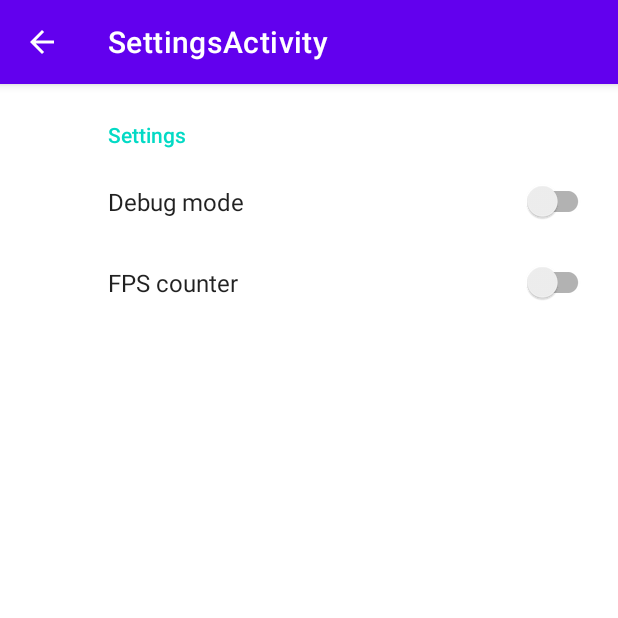
After one commit to matiashaapasalmi/traffic_signs, an Android app: the SettingsActivity screen opened directly, with no data from a screen before it, on a phone screen of 412 x 824 dp, the top half of it. The commit adds this screen. Run offline under Robolectric (Android 15) with nearby library versions, the phone set to English and light mode, and no system bars; our stand-ins replace androidx.preference.

Commit message:
Settings menu implemented

```diff
--- a/app/build.gradle
+++ b/app/build.gradle
@@ -39,6 +39,7 @@ dependencies {
     implementation project(path: ':OpenCV')
     implementation 'org.tensorflow:tensorflow-lite-support:0.1.0'
     implementation 'org.tensorflow:tensorflow-lite-metadata:0.1.0'
+    implementation 'androidx.preference:preference:1.1.1'
     testImplementation 'junit:junit:4.13.2'
     androidTestImplementation 'androidx.test.ext:junit:1.1.3'
     androidTestImplementation 'androidx.test.espresso:espresso-core:3.4.0'
--- /dev/null
+++ b/app/src/main/java/com/example/seetrafficsignsopencv/SettingsActivity.java
@@ -0,0 +1,52 @@
+package com.example.seetrafficsignsopencv;
+
+import android.content.Intent;
+import android.os.Bundle;
+import android.view.MenuItem;
+import android.view.View;
+
+import androidx.appcompat.app.ActionBar;
+import androidx.appcompat.app.AppCompatActivity;
+import androidx.core.app.NavUtils;
+import androidx.preference.PreferenceFragmentCompat;
+
+public class SettingsActivity extends AppCompatActivity {
+
+    @Override
+    protected void onCreate(Bundle savedInstanceState) {
+        super.onCreate(savedInstanceState);
+        setContentView(R.layout.settings_activity);
+        if (savedInstanceState == null) {
+            getSupportFragmentManager()
+                    .beginTransaction()
+                    .replace(R.id.settings, new SettingsFragment())
+                    .commit();
+        }
+        ActionBar actionBar = getSupportActionBar();
+        if (actionBar != null) {
+            actionBar.setDisplayHomeAsUpEnabled(true);
+        }
+
+
+    }
+
+
+    @Override
+    public boolean onOptionsItemSelected(MenuItem item) {
+        switch (item.getItemId()) {
+            case android.R.id.home:
+                NavUtils.navigateUpFromSameTask(this);
+                return true;
+            default:
+                return super.onOptionsItemSelected(item);
+        }
+    }
+
+
+    public static class SettingsFragment extends PreferenceFragmentCompat {
+        @Override
+        public void onCreatePreferences(Bundle savedInstanceState, String rootKey) {
+            setPreferencesFromResource(R.xml.root_preferences, rootKey);
+        }
+    }
+}
--- /dev/null
+++ b/app/src/main/res/layout/settings_activity.xml
@@ -0,0 +1,9 @@
+<LinearLayout xmlns:android="http://schemas.android.com/apk/res/android"
+    android:layout_width="match_parent"
+    android:layout_height="match_parent">
+
+    <FrameLayout
+        android:id="@+id/settings"
+        android:layout_width="match_parent"
+        android:layout_height="match_parent" />
+</LinearLayout>
--- /dev/null
+++ b/app/src/main/res/xml/root_preferences.xml
@@ -0,0 +1,18 @@
+<PreferenceScreen xmlns:app="http://schemas.android.com/apk/res-auto">
+
+    <PreferenceCategory app:title="Settings">
+
+        <SwitchPreferenceCompat
+            app:key="debug_mode"
+            app:title="Debug mode"
+            app:defaultValue="false"/>
+        <SwitchPreferenceCompat
+            app:key="fps_counter"
+            app:title="FPS counter"
+            app:defaultValue="false"/>
+
+    </PreferenceCategory>
+
+
+
+</PreferenceScreen>
```
Also changed, not shown: app/src/main/AndroidManifest.xml (+22 -5 lines), app/src/main/java/com/example/seetrafficsignsopencv/MainActivity.java (+15 -3 lines), app/src/main/res/values/arrays.xml (added, +12 -0 lines), app/src/main/res/values/strings.xml (+16 -0 lines).
